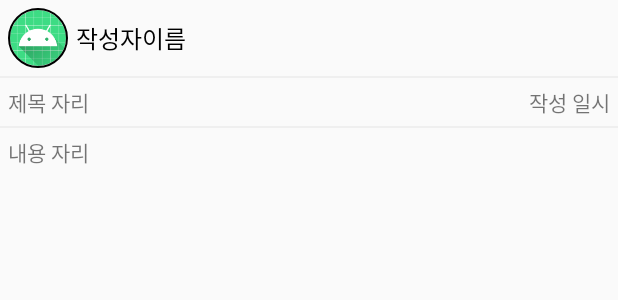
After one commit to potential20/20200323_01_LoginAndSignUp, an Android app: the layout black_list_item.xml on its own in the app's theme, with its tools: preview values and no code run, on a phone screen of 412 x 824 dp. The commit adds this screen. Shown: the top 300 px of the screen. Run offline under Robolectric (Android 15) with nearby library versions, the phone set to English and light mode, and no system bars.

Commit message:
블랙 게시물 리스트 아이템 그림

```diff
--- a/app/build.gradle
+++ b/app/build.gradle
@@ -29,6 +29,7 @@ android {
 dependencies {
     implementation fileTree(dir: 'libs', include: ['*.jar'])
 
+    implementation 'de.hdodenhof:circleimageview:3.1.0'
     implementation("com.squareup.okhttp3:okhttp:4.4.0")
     implementation 'androidx.appcompat:appcompat:1.1.0'
     implementation 'androidx.constraintlayout:constraintlayout:1.1.3'
--- a/app/src/main/java/kr/co/tjoeun/a20200323_01_loginandsignup/BoardListActivity.java
+++ b/app/src/main/java/kr/co/tjoeun/a20200323_01_loginandsignup/BoardListActivity.java
@@ -10,11 +10,16 @@ import org.json.JSONArray;
 import org.json.JSONException;
 import org.json.JSONObject;
 
+import java.util.ArrayList;
+import java.util.List;
+
 import kr.co.tjoeun.a20200323_01_loginandsignup.databinding.ActivityBoardListBinding;
 import kr.co.tjoeun.a20200323_01_loginandsignup.datas.Black;
 import kr.co.tjoeun.a20200323_01_loginandsignup.utils.ServerUtil;
 
 public class BoardListActivity extends BaseActivity {
+
+    List<Black> blacks = new ArrayList<>();
 
     ActivityBoardListBinding binding = null;
 
@@ -52,7 +57,12 @@ public class BoardListActivity extends BaseActivity {
                             JSONObject bl = blackLists.getJSONObject(i);
                             Black blackPost = Black.getBlackFromJson(bl);
                             Log.d("블랙신고제목",blackPost.getTitle());
+
+//                            파싱 끝난 블랙신고글들을 배열에 담아둠.
+                            blacks.add(blackPost);
                         }
+
+//                        모두 담긴 게시글들 => 어댑터가 새로고침.
 
                     }
 
--- /dev/null
+++ b/app/src/main/res/layout/black_list_item.xml
@@ -0,0 +1,76 @@
+<?xml version="1.0" encoding="utf-8"?>
+<layout xmlns:app="http://schemas.android.com/apk/res-auto">
+    <LinearLayout
+        xmlns:android="http://schemas.android.com/apk/res/android" android:layout_width="match_parent"
+        android:layout_height="match_parent"
+        android:orientation="vertical">
+
+        <LinearLayout
+            android:layout_width="match_parent"
+            android:layout_height="wrap_content"
+            android:orientation="vertical">
+
+            <LinearLayout
+                android:layout_width="match_parent"
+                android:layout_height="wrap_content"
+                android:orientation="horizontal"
+                android:gravity="center_vertical"
+                android:padding="5dp">
+
+                <de.hdodenhof.circleimageview.CircleImageView
+                    android:layout_width="40dp"
+                    android:layout_height="40dp"
+                    android:src="@mipmap/ic_launcher"
+                    app:civ_border_width="1dp"
+                    app:civ_border_color="#000000"/>
+                <TextView
+                    android:layout_width="wrap_content"
+                    android:layout_height="wrap_content"
+                    android:textSize="16sp"
+                    android:textColor="#000000"
+                    android:layout_marginLeft="5dp"
+                    android:text="작성자이름"/>
+
+
+
+            </LinearLayout>
+
+            <TextView
+                android:layout_width="match_parent"
+                android:layout_height="1dp"
+                android:background="#EFEFEF"/>
+            <LinearLayout
+                android:layout_width="match_parent"
+                android:layout_height="wrap_content"
+                android:orientation="horizontal"
+                android:padding="5dp">
+                <TextView
+                    android:layout_width="wrap_content"
+                    android:layout_height="wrap_content"
+                    android:text="제목 자리"/>
+                <TextView
+                    android:layout_width="0dp"
+                    android:layout_height="wrap_content"
+                    android:layout_weight="1"/>
+                <TextView
+                    android:layout_width="wrap_content"
+                    android:layout_height="wrap_content"
+                    android:text="작성 일시"/>
+            </LinearLayout>
+
+            <TextView
+                android:layout_width="match_parent"
+                android:layout_height="1dp"
+                android:background="#EFEFEF"/>
+            <TextView
+                android:layout_width="match_parent"
+                android:layout_height="wrap_content"
+                android:text="내용 자리"
+                android:padding="5dp"/>
+
+        </LinearLayout>
+
+
+
+    </LinearLayout>
+</layout>
```
